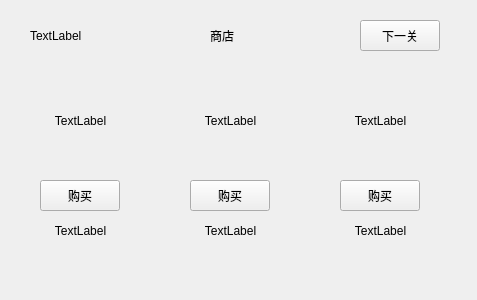
This is goldMiner/shop.ui in fatty-belly/QT-goldMiner as Qt 5 draws it before an edit. The edited form follows.
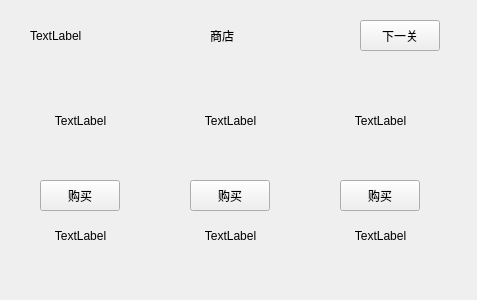
This is the edited form. Icons and pictures are not drawn.

Patch:
```diff
--- a/goldMiner/shop.ui
+++ b/goldMiner/shop.ui
@@ -94,7 +94,7 @@
      <x>10</x>
      <y>210</y>
      <width>141</width>
-     <height>41</height>
+     <height>51</height>
     </rect>
    </property>
    <property name="text">
@@ -113,7 +113,7 @@
      <x>160</x>
      <y>210</y>
      <width>141</width>
-     <height>41</height>
+     <height>51</height>
     </rect>
    </property>
    <property name="text">
@@ -132,7 +132,7 @@
      <x>310</x>
      <y>210</y>
      <width>141</width>
-     <height>41</height>
+     <height>51</height>
     </rect>
    </property>
    <property name="text">
```
